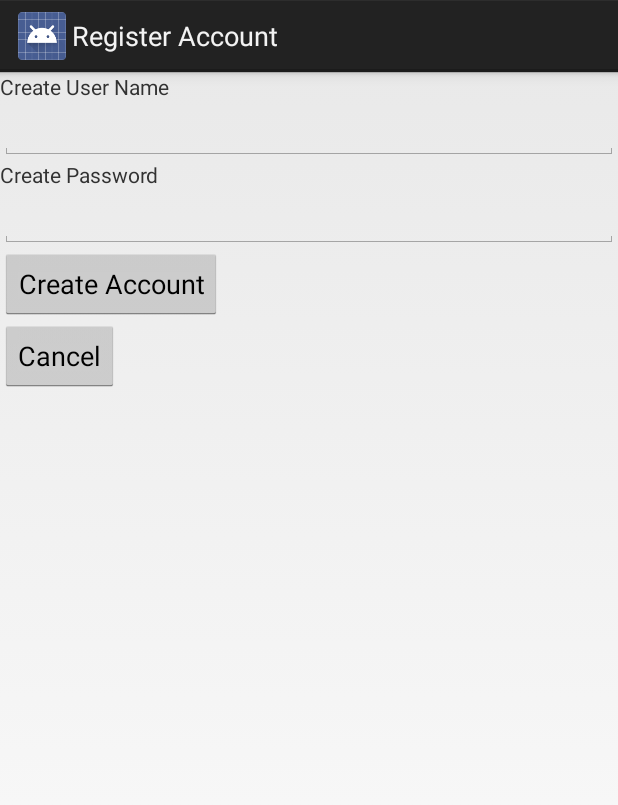
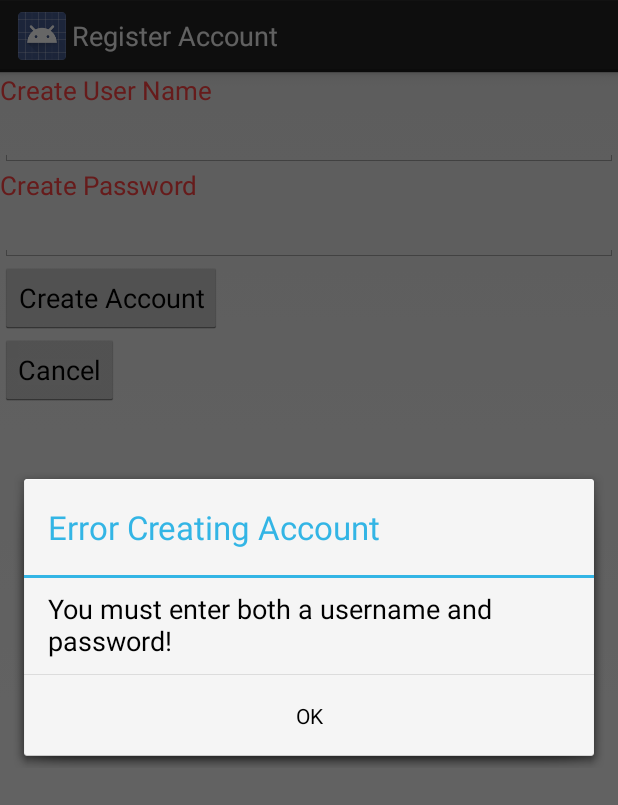
Before and after one commit to b67416/CPMD-1410, an Android app: the RegisterAccountActivity screen opened directly, with no data from a screen before it, after a tap on "Create Account", on a phone screen of 412 x 824 dp. Shown: the top 805 px of the screen. Run offline under Robolectric (Android 15) with nearby library versions, the phone set to English and light mode, and no system bars.

Commit message:
finished pending any bugs

```diff
--- a/ProjectHoursAndroid/app/src/main/java/com/ryanwahle/projecthours/RegisterAccountActivity.java
+++ b/ProjectHoursAndroid/app/src/main/java/com/ryanwahle/projecthours/RegisterAccountActivity.java
@@ -1,6 +1,7 @@
 package com.ryanwahle.projecthours;
 
 import android.app.Activity;
+import android.app.AlertDialog;
 import android.os.Bundle;
 import android.util.Log;
 import android.view.Menu;
@@ -28,8 +29,15 @@ public class RegisterAccountActivity extends Activity {
     }
 
     public void onClick_registerAccount_button_createAccount(View view) {
+        if (editTextPassword.getText().toString().isEmpty() || editTextUserName.getText().toString().isEmpty()) {
+            AlertDialog.Builder errorDialog = new AlertDialog.Builder(RegisterAccountActivity.this);
+            errorDialog.setTitle("Error Creating Account");
+            errorDialog.setMessage("You must enter both a username and password!");
+            errorDialog.setNegativeButton("OK", null);
+            errorDialog.setCancelable(false);
+            errorDialog.show();
+        } else {
             ParseUser registerAccountParseUser = new ParseUser();
-
             registerAccountParseUser.setUsername(editTextUserName.getText().toString());
             registerAccountParseUser.setPassword(editTextPassword.getText().toString());
 
@@ -40,10 +48,16 @@ public class RegisterAccountActivity extends Activity {
                         setResult(RESULT_OK);
                         finish();
                     } else {
-                    Log.v("onClick_registerAccount_button_createAccount", "Error creating account: " + e);
+                        AlertDialog.Builder errorDialog = new AlertDialog.Builder(RegisterAccountActivity.this);
+                        errorDialog.setTitle("Error Creating Account");
+                        errorDialog.setMessage(e.toString());
+                        errorDialog.setNegativeButton("OK", null);
+                        errorDialog.setCancelable(false);
+                        errorDialog.show();
                     }
                 }
             });
+        }
     }
 
     public void onClick_registerAccount_button_cancel(View view) {
--- a/ProjectHoursAndroid/app/src/main/res/layout/activity_register_account.xml
+++ b/ProjectHoursAndroid/app/src/main/res/layout/activity_register_account.xml
@@ -7,7 +7,9 @@
     <TextView
         android:layout_width="wrap_content"
         android:layout_height="wrap_content"
-        android:text="Create User Name" />
+        android:text="Create User Name"
+        android:textSize="17dp"
+        android:textColor="@android:color/holo_red_light" />
 
     <EditText
         android:layout_width="match_parent"
@@ -17,7 +19,9 @@
     <TextView
         android:layout_width="wrap_content"
         android:layout_height="wrap_content"
-        android:text="Create Password" />
+        android:text="Create Password"
+        android:textColor="@android:color/holo_red_light"
+        android:textSize="17dp" />
 
     <EditText
         android:layout_width="match_parent"
```
Also changed, not shown: ProjectHoursAndroid/app/src/main/java/com/ryanwahle/projecthours/LoginActivity.java (+15 -3 lines), ProjectHoursAndroid/app/src/main/java/com/ryanwahle/projecthours/ProjectHoursActivity.java (+53 -8 lines), ProjectHoursAndroid/app/src/main/java/com/ryanwahle/projecthours/ProjectHoursAddActivity.java (+23 -7 lines), ProjectHoursAndroid/app/src/main/res/layout/activity_login.xml (+6 -2 lines), ProjectHoursAndroid/app/src/main/res/layout/activity_project_hours_add.xml (+9 -3 lines), ProjectHoursAndroid/app/src/main/res/layout/layout_project_hours_listview_row.xml (+7 -3 lines). Lines whose indentation alone changed are shown as unchanged.
